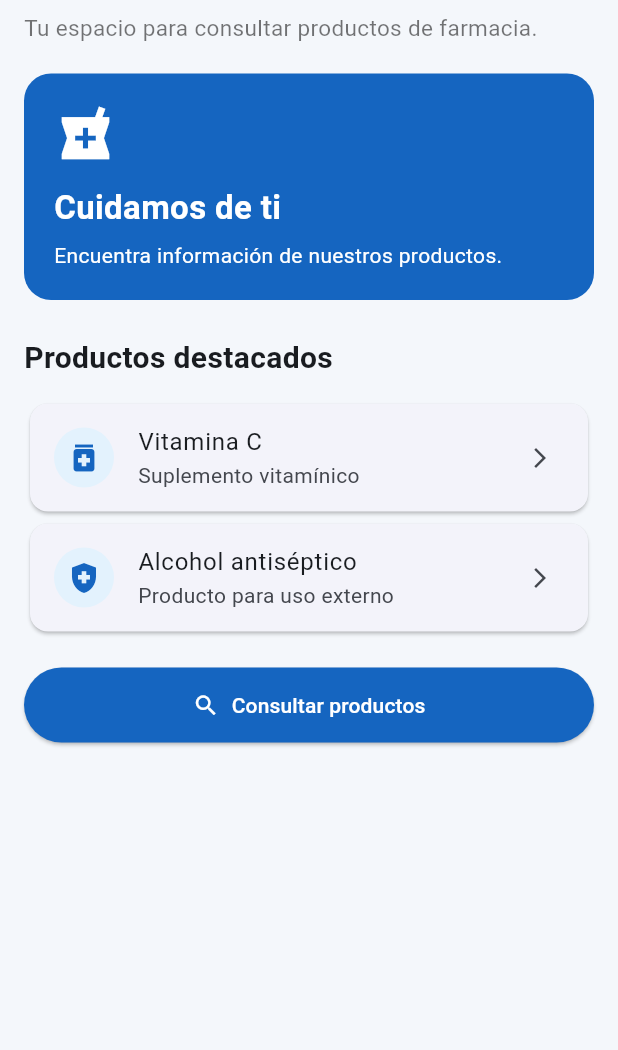
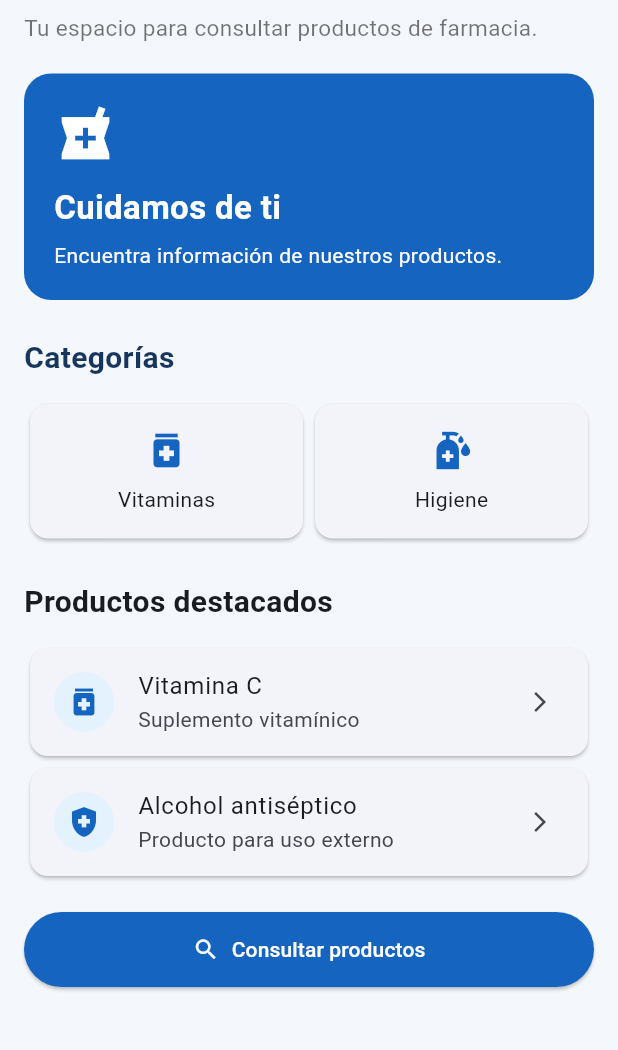
Before and after one commit to mbarreiro-cpu/Lifarlit, a Flutter app: the screen it shows after launch, on a phone screen of 412 x 824 dp, the part 162-1212 px from its top. Run offline on Flutter 3.47's test engine with Material 3 defaults, Android fonts, the phone set to English and light mode, and no system bars.

Commit message:
feat: agregar categorías de farmacia

```diff
--- a/lib/screens/home_screen.dart
+++ b/lib/screens/home_screen.dart
@@ -71,6 +71,60 @@ class HomeScreen extends StatelessWidget {
             ),
 
             const SizedBox(height: 24),
+
+const Text(
+  'Categorías',
+  style: TextStyle(
+    fontSize: 20,
+    fontWeight: FontWeight.bold,
+    color: Color(0xFF17365D),
+  ),
+),
+
+const SizedBox(height: 12),
+
+Row(
+  children: [
+    Expanded(
+      child: Card(
+        child: Padding(
+          padding: const EdgeInsets.symmetric(vertical: 16),
+          child: Column(
+            children: const [
+              Icon(
+                Icons.medication,
+                color: Color(0xFF1565C0),
+                size: 30,
+              ),
+              SizedBox(height: 8),
+              Text('Vitaminas'),
+            ],
+          ),
+        ),
+      ),
+    ),
+    Expanded(
+      child: Card(
+        child: Padding(
+          padding: const EdgeInsets.symmetric(vertical: 16),
+          child: Column(
+            children: const [
+              Icon(
+                Icons.sanitizer,
+                color: Color(0xFF1565C0),
+                size: 30,
+              ),
+              SizedBox(height: 8),
+              Text('Higiene'),
+            ],
+          ),
+        ),
+      ),
+    ),
+  ],
+),
+
+const SizedBox(height: 24),
             const Text(
               'Productos destacados',
               style: TextStyle(
```
